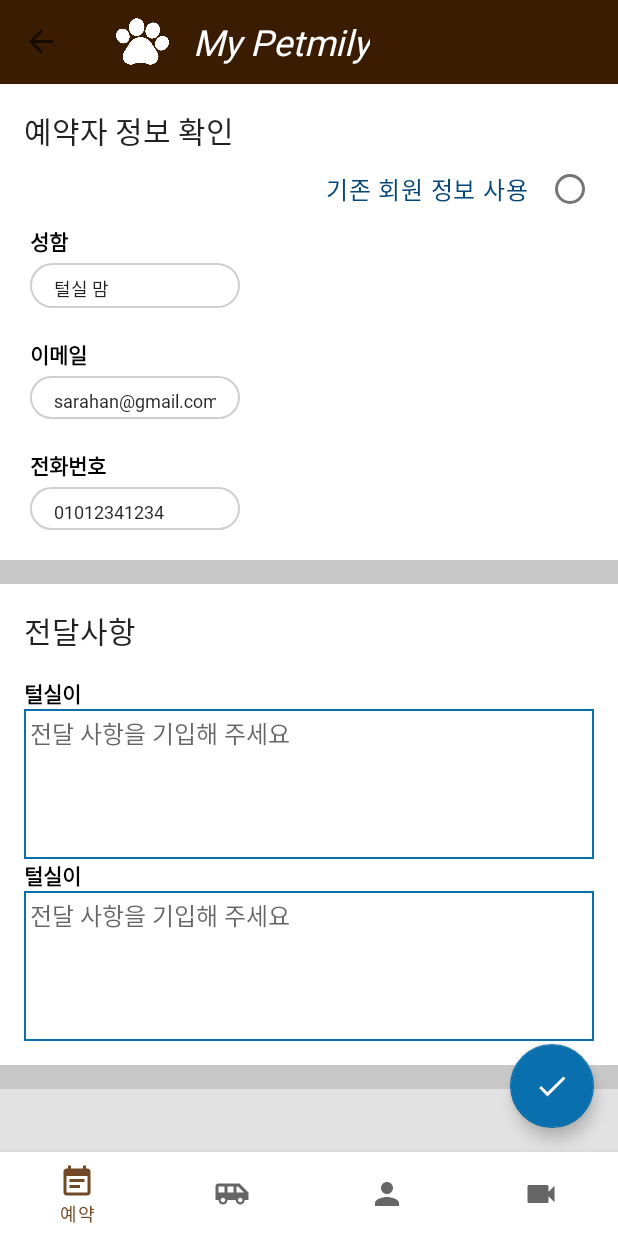
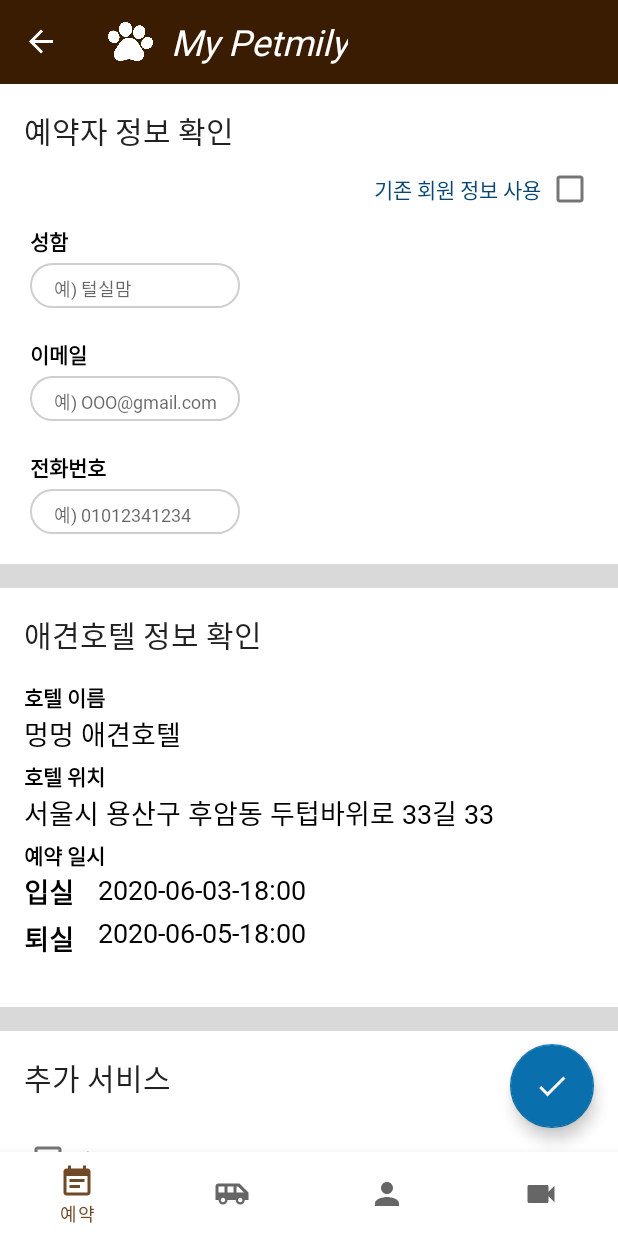
Before and after one commit to prography/6th-team3-android, an Android app: the ReservationDetailFragment screen opened through its navigation route, on a phone screen of 412 x 824 dp. Run offline under Robolectric (Android 15) with nearby library versions, the light colour scheme and no system bars; our stand-ins replace navigation-ui.

Commit message:
Update reservation fragment navigation logic

```diff
--- a/PetHotel/app/src/main/AndroidManifest.xml
+++ b/PetHotel/app/src/main/AndroidManifest.xml
@@ -43,7 +43,6 @@
 <!--             </intent-filter>-->
         </activity>
 
-        <activity android:name=".ui.mypage.MyPageFragment"></activity>
 
         <provider
             android:name="androidx.core.content.FileProvider"
--- a/PetHotel/app/src/main/java/com/prography/pethotel/ui/MainActivity.kt
+++ b/PetHotel/app/src/main/java/com/prography/pethotel/ui/MainActivity.kt
@@ -1,5 +1,6 @@
 package com.prography.pethotel.ui
 
+import android.graphics.PorterDuff
 import android.os.Bundle
 import androidx.appcompat.app.AppCompatActivity
 import androidx.lifecycle.LiveData
--- a/PetHotel/app/src/main/java/com/prography/pethotel/ui/reservation/ReservationDetailFragment.kt
+++ b/PetHotel/app/src/main/java/com/prography/pethotel/ui/reservation/ReservationDetailFragment.kt
@@ -5,7 +5,10 @@ import androidx.fragment.app.Fragment
 import android.view.LayoutInflater
 import android.view.View
 import android.view.ViewGroup
+import androidx.navigation.fragment.findNavController
 import com.prography.pethotel.R
+import kotlinx.android.synthetic.main.activity_main.*
+import kotlinx.android.synthetic.main.fragment_reservation_detail.*
 
 
 class ReservationDetailFragment : Fragment() {
@@ -18,7 +21,17 @@ class ReservationDetailFragment : Fragment() {
         val view = inflater.inflate(R.layout.fragment_reservation_detail, container, false)
         //TODO custom toolbar 만들기
 
+
         return view
     }
 
+    override fun onActivityCreated(savedInstanceState: Bundle?) {
+        super.onActivityCreated(savedInstanceState)
+
+        fab_reservation_detail_info_selected_ok.setOnClickListener {
+            //예약 정보를 전달하고 완료 화면으로 이동한다.
+            findNavController().navigate(R.id.action_reservationDetailFragment_to_reservationDoneFragment)
+        }
+    }
+
 }
--- /dev/null
+++ b/PetHotel/app/src/main/java/com/prography/pethotel/ui/reservation/ReservationDoneFragment.kt
@@ -0,0 +1,32 @@
+package com.prography.pethotel.ui.reservation
+
+import android.os.Bundle
+import androidx.fragment.app.Fragment
+import android.view.LayoutInflater
+import android.view.View
+import android.view.ViewGroup
+import androidx.activity.OnBackPressedCallback
+import androidx.navigation.fragment.findNavController
+import com.prography.pethotel.R
+import kotlinx.android.synthetic.main.activity_main.*
+
+
+class ReservationDoneFragment : Fragment() {
+
+    companion object{
+        val instance = ReservationDoneFragment()
+    }
+
+    override fun onCreate(savedInstanceState: Bundle?) {
+        super.onCreate(savedInstanceState)
+    }
+
+      override fun onCreateView(
+        inflater: LayoutInflater, container: ViewGroup?,
+        savedInstanceState: Bundle?
+    ): View? {
+        // Inflate the layout for this fragment
+        return inflater.inflate(R.layout.fragment_reservation_done, container, false)
+    }
+
+}
--- a/PetHotel/app/src/main/res/drawable/default_container.xml
+++ b/PetHotel/app/src/main/res/drawable/default_container.xml
@@ -11,4 +11,8 @@
         android:color="@android:color/white"
         />
 
+    <corners
+        android:radius="15dp"
+        />
+
 </shape>
--- a/PetHotel/app/src/main/res/drawable/edit_text_focused_background.xml
+++ b/PetHotel/app/src/main/res/drawable/edit_text_focused_background.xml
@@ -12,7 +12,7 @@
         />
 
     <corners
-        android:radius="25dp"
+        android:radius="15dp"
         />
 
     <padding
--- a/PetHotel/app/src/main/res/drawable/edit_text_normal_background.xml
+++ b/PetHotel/app/src/main/res/drawable/edit_text_normal_background.xml
@@ -12,7 +12,7 @@
         />
 
     <corners
-        android:radius="25dp"
+        android:radius="15dp"
         />
 
     <padding
--- /dev/null
+++ b/PetHotel/app/src/main/res/drawable/ic_baseline_arrow_back_24.xml
@@ -0,0 +1,5 @@
+<vector android:height="24dp" android:tint="#FFFFFF"
+    android:viewportHeight="24" android:viewportWidth="24"
+    android:width="24dp" xmlns:android="http://schemas.android.com/apk/res/android">
+    <path android:fillColor="@android:color/white" android:pathData="M20,11H7.83l5.59,-5.59L12,4l-8,8 8,8 1.41,-1.41L7.83,13H20v-2z"/>
+</vector>
--- a/PetHotel/app/src/main/res/layout/activity_main.xml
+++ b/PetHotel/app/src/main/res/layout/activity_main.xml
@@ -7,7 +7,8 @@
     android:orientation="vertical"
     tools:context=".ui.MainActivity">
 
-    <androidx.appcompat.widget.Toolbar
+    <com.google.android.material.appbar.MaterialToolbar
+        android:theme="@style/ThemeOverlay.AppCompat.Dark.ActionBar"
         android:id="@+id/main_toolbar"
         android:background="@color/petHotelPrimaryDark"
         android:layout_width="match_parent"
@@ -17,29 +18,28 @@
             android:orientation="horizontal"
             android:layout_width="match_parent"
             android:layout_height="wrap_content"
-            android:padding="5dp">
+            >
 
             <ImageView
                 android:src="@drawable/pet"
                 android:layout_gravity="center_vertical"
-                android:layout_width="35dp"
-                android:layout_height="35dp"/>
+                android:layout_width="30dp"
+                android:layout_height="30dp"/>
 
             <TextView
+                android:id="@+id/main_toolbar_title"
                 android:layout_width="wrap_content"
                 android:layout_height="wrap_content"
                 android:text="My Petmily"
                 android:textColor="@android:color/white"
                 style="@style/phHeadline5"
                 android:textStyle="italic"
-                android:layout_marginStart="16dp"
+                android:layout_marginStart="12dp"
                 android:layout_gravity="center_vertical"
                 />
         </LinearLayout>
 
-
-    </androidx.appcompat.widget.Toolbar>
-
+    </com.google.android.material.appbar.MaterialToolbar>
 
 
     <androidx.fragment.app.FragmentContainerView
@@ -54,6 +54,7 @@
         android:layout_width="match_parent"
         android:layout_height="wrap_content"
         app:menu="@menu/bottom_menu"
+        app:layout_behavior="com.google.android.material.behavior.HideBottomViewOnScrollBehavior"
         app:backgroundTint="@android:color/white"
         />
 
--- /dev/null
+++ b/PetHotel/app/src/main/res/layout/fragment_reservation_done.xml
@@ -0,0 +1,35 @@
+<?xml version="1.0" encoding="utf-8"?>
+<androidx.constraintlayout.widget.ConstraintLayout xmlns:android="http://schemas.android.com/apk/res/android"
+    xmlns:app="http://schemas.android.com/apk/res-auto"
+    xmlns:tools="http://schemas.android.com/tools"
+    android:layout_width="match_parent"
+    android:layout_height="match_parent"
+    tools:context=".ui.reservation.ReservationDoneFragment">
+
+    <ImageView
+        android:layout_width="150dp"
+        android:layout_height="150dp"
+        android:src="@drawable/mily_sleepy"
+        app:layout_constraintBottom_toTopOf="@+id/tv_reservation_done"
+        app:layout_constraintEnd_toEndOf="parent"
+        app:layout_constraintHorizontal_bias="0.5"
+        app:layout_constraintStart_toStartOf="parent"
+        app:layout_constraintTop_toTopOf="parent"
+        app:layout_constraintVertical_bias="0.9" />
+
+    <TextView
+        android:id="@+id/tv_reservation_done"
+        style="@style/phHeadline4"
+        android:layout_width="wrap_content"
+        android:layout_height="wrap_content"
+        android:text="예약 완료!"
+        android:textColor="@color/petHotelSecondaryDark"
+        app:layout_constraintBottom_toBottomOf="parent"
+        app:layout_constraintEnd_toEndOf="parent"
+        app:layout_constraintHorizontal_bias="0.5"
+        app:layout_constraintStart_toStartOf="parent"
+        app:layout_constraintTop_toTopOf="parent"
+        app:layout_constraintVertical_bias="0.6" />
+
+
+</androidx.constraintlayout.widget.ConstraintLayout>
--- /dev/null
+++ b/PetHotel/app/src/main/res/layout/reservation_checklist_layout.xml
@@ -0,0 +1,40 @@
+<?xml version="1.0" encoding="utf-8"?>
+<LinearLayout
+    xmlns:android="http://schemas.android.com/apk/res/android"
+    android:orientation="vertical"
+    android:padding="@dimen/padding_large_16dp"
+    android:background="@android:color/white"
+    android:layout_width="match_parent"
+    android:layout_height="wrap_content">
+
+
+    <TextView
+        android:text="추가 서비스"
+        android:layout_marginBottom="@dimen/margin_1x"
+        style="@style/phTitle"
+        android:layout_width="wrap_content"
+        android:layout_height="wrap_content"/>
+
+    <CheckBox android:id="@+id/checkbox_salon"
+        android:layout_width="match_parent"
+        android:layout_height="wrap_content"
+        android:outlineProvider="bounds"
+        android:text="미용"
+        />
+
+    <CheckBox android:id="@+id/checkbox_health_check"
+        android:layout_width="match_parent"
+        android:layout_height="wrap_content"
+        android:outlineProvider="bounds"
+        android:text="건강 검진"
+        />
+
+<!--    TODO 플러스 버튼을 누르면 동적으로 레이아웃을 추가하도록 한다. -->
+    <ImageButton
+        android:layout_gravity="center"
+        android:backgroundTint="@color/petHotelLightGrey"
+        android:src="@drawable/ic_add_white_24dp"
+        android:layout_width="wrap_content"
+        android:layout_height="wrap_content"
+        />
+</LinearLayout>
--- /dev/null
+++ b/PetHotel/app/src/main/res/layout/reservation_detail_check_hotel_layout.xml
@@ -0,0 +1,96 @@
+<?xml version="1.0" encoding="utf-8"?>
+<LinearLayout
+    xmlns:android="http://schemas.android.com/apk/res/android"
+    android:orientation="vertical"
+    android:padding="@dimen/padding_large_16dp"
+    android:background="@android:color/white"
+    android:layout_width="match_parent"
+    android:layout_height="wrap_content">
+
+    <TextView
+        android:text="애견호텔 정보 확인"
+        android:layout_marginBottom="@dimen/margin_1x"
+        style="@style/phTitle"
+        android:layout_width="wrap_content"
+        android:layout_height="wrap_content"/>
+
+    <TextView
+        android:text="호텔 이름"
+        android:textStyle="bold"
+        android:layout_width="wrap_content"
+        android:layout_height="wrap_content"/>
+
+    <TextView
+        android:text="멍멍 애견호텔"
+        android:textSize="18sp"
+        android:layout_marginBottom="@dimen/margin_0_5x"
+        android:layout_width="wrap_content"
+        android:layout_height="wrap_content"/>
+
+    <TextView
+        android:text="호텔 위치"
+        android:textStyle="bold"
+        android:layout_width="wrap_content"
+        android:layout_height="wrap_content"/>
+
+    <TextView
+        android:text="서울시 용산구 후암동 두텁바위로 33길 33"
+        android:textSize="18sp"
+        android:layout_marginBottom="@dimen/margin_0_5x"
+        android:layout_width="wrap_content"
+        android:layout_height="wrap_content"/>
+
+    <TextView
+        android:text="예약 일시"
+        android:textStyle="bold"
+        android:layout_width="wrap_content"
+        android:layout_height="wrap_content"/>
+
+
+    <RelativeLayout
+        android:layout_width="match_parent"
+        android:layout_height="wrap_content">
+    <TextView
+        android:id="@+id/tv_enter"
+        android:text="입실"
+        android:textStyle="bold"
+        android:textSize="18sp"
+        android:layout_marginBottom="@dimen/margin_0_5x"
+        android:layout_width="wrap_content"
+        android:layout_height="wrap_content"/>
+
+
+    <TextView
+        android:id="@+id/tv_enter_date_time_check"
+        android:text="2020-06-03-18:00"
+        android:textSize="18sp"
+        android:layout_toEndOf="@id/tv_enter"
+        android:layout_marginStart="@dimen/margin_1x"
+        android:layout_marginBottom="@dimen/margin_0_5x"
+        android:layout_width="wrap_content"
+        android:layout_height="wrap_content"/>
+
+    <TextView
+        android:id="@+id/tv_exit"
+        android:layout_below="@id/tv_enter"
+        android:text="퇴실"
+        android:textStyle="bold"
+        android:textSize="18sp"
+        android:layout_marginBottom="@dimen/margin_1x"
+        android:layout_width="wrap_content"
+        android:layout_height="wrap_content"/>
+
+    <TextView
+        android:id="@+id/tv_exit_date_time_check"
+        android:text="2020-06-05-18:00"
+        android:textSize="18sp"
+        android:layout_toEndOf="@id/tv_exit"
+        android:layout_below="@id/tv_enter_date_time_check"
+        android:layout_marginStart="@dimen/margin_1x"
+        android:layout_marginBottom="@dimen/margin_0_5x"
+        android:layout_width="wrap_content"
+        android:layout_height="wrap_content"/>
+
+    </RelativeLayout>
+
+</LinearLayout>
--- a/PetHotel/app/src/main/res/layout/reservation_detail_check_user_info_layout.xml
+++ b/PetHotel/app/src/main/res/layout/reservation_detail_check_user_info_layout.xml
@@ -18,12 +18,10 @@
         android:layout_width="wrap_content"
         android:layout_height="wrap_content"/>
 
-    <RadioButton
+    <CheckBox
         android:id="@+id/check_if_using_user_info"
         android:text="기존 회원 정보 사용 "
         android:textColor="@color/petHotelSecondaryDark"
-        android:textAppearance="?attr/textAppearanceBody1"
-        android:padding="@dimen/default_padding_8dp"
         android:layout_gravity="end"
         android:layoutDirection="rtl"
         android:textAlignment="textEnd"
@@ -43,7 +41,7 @@
     <EditText
         style="@style/phEditText"
         android:id="@+id/et_reservation_detail_user_name"
-        android:text="털실 맘"
+        android:hint="예) 털실맘"
         android:ems="10"
         android:inputType="textPersonName"
         android:layout_width="wrap_content"
@@ -62,7 +60,7 @@
     <EditText
         style="@style/phEditText"
         android:id="@+id/et_reservation_detail_user_email"
-        android:text="sarahan@gmail.com"
+        android:hint="예) OOO@gmail.com"
         android:ems="10"
         android:inputType="textEmailAddress"
         android:layout_width="wrap_content"
@@ -81,7 +79,7 @@
     <EditText
         style="@style/phEditText"
         android:id="@+id/et_reservation_detail_user_phone"
-        android:text="01012341234"
+        android:hint="예) 01012341234"
         android:ems="10"
         android:inputType="phone"
         android:layout_width="wrap_content"
--- a/PetHotel/app/src/main/res/layout/reservation_detail_deliver_msg_layout.xml
+++ b/PetHotel/app/src/main/res/layout/reservation_detail_deliver_msg_layout.xml
@@ -13,7 +13,7 @@
             android:layout_width="wrap_content"
             android:layout_height="wrap_content"
             android:layout_marginBottom="@dimen/margin_1x"
-            android:text="전달사항" />
+            android:text="추가 전달사항" />
 
         <!--    TODO 반려견 별로 전달 사항 기입할 수 있도록 하기
          동적으로 추가한다. -->
--- a/PetHotel/app/src/main/res/layout/reservation_detail_main_layout.xml
+++ b/PetHotel/app/src/main/res/layout/reservation_detail_main_layout.xml
@@ -18,11 +18,19 @@
             android:layout_height="wrap_content"
             android:layout_width="match_parent"/>
 
-        <include layout="@layout/reservation_detail_deliver_msg_layout"
+        <include layout="@layout/reservation_detail_check_hotel_layout"
             android:layout_marginBottom="@dimen/margin_1x"
             android:layout_height="wrap_content"
             android:layout_width="match_parent"/>
 
+        <include layout="@layout/reservation_checklist_layout"
+            android:layout_marginBottom="@dimen/margin_1x"
+            android:layout_height="wrap_content"
+            android:layout_width="match_parent"/>
+
+        <include layout="@layout/reservation_detail_deliver_msg_layout"
+            android:layout_height="wrap_content"
+            android:layout_width="match_parent"/>
 
 
     </LinearLayout>
--- a/PetHotel/app/src/main/res/layout/reservation_detail_pet_card.xml
+++ b/PetHotel/app/src/main/res/layout/reservation_detail_pet_card.xml
@@ -3,6 +3,7 @@
     xmlns:android="http://schemas.android.com/apk/res/android"
     android:layout_width="match_parent"
     android:layout_height="wrap_content">
+
 
     <TextView
         android:id="@+id/tv_reservation_detail_pet_name"
@@ -11,15 +12,23 @@
         android:layout_width="wrap_content"
         android:layout_height="wrap_content"/>
 
+    <TextView
+        android:id="@+id/tv_reservation_detail_pet_kind"
+        android:layout_toEndOf="@id/tv_reservation_detail_pet_name"
+        android:layout_marginStart="@dimen/margin_0_5x"
+        android:text="말티즈"
+        android:layout_width="wrap_content"
+        android:layout_height="wrap_content"/>
+
 
     <com.google.android.material.textfield.TextInputEditText
         android:id="@+id/et_reservation_detail_user_msg"
         android:layout_below="@id/tv_reservation_detail_pet_name"
-        android:background="@drawable/default_container"
-        android:padding="@dimen/padding_small_4dp"
+        android:background="@drawable/edit_text_background"
+        android:padding="@dimen/default_padding_8dp"
         android:hint="전달 사항을 기입해 주세요"
         android:gravity="start|top"
-        android:textSize="16sp"
+        android:textSize="12sp"
         android:layout_width="match_parent"
         android:layout_height="100dp"/>
 
--- a/PetHotel/app/src/main/res/navigation/reservation.xml
+++ b/PetHotel/app/src/main/res/navigation/reservation.xml
@@ -12,12 +12,30 @@
         tools:layout="@layout/fragment_reservation" >
         <action
             android:id="@+id/action_reservationFragment_to_reservationDetailFragment"
-            app:destination="@id/reservationDetailFragment" />
+            app:destination="@id/reservationDetailFragment"
+            app:enterAnim="@anim/fragment_open_enter" />
     </fragment>
     <fragment
         android:id="@+id/reservationDetailFragment"
         android:name="com.prography.pethotel.ui.reservation.ReservationDetailFragment"
         android:label="fragment_reservation_detail"
-        tools:layout="@layout/fragment_reservation_detail" />
+        tools:layout="@layout/fragment_reservation_detail" >
+        <action
+            android:id="@+id/action_reservationDetailFragment_to_reservationDoneFragment"
+            app:destination="@id/reservationDoneFragment"
+            app:enterAnim="@anim/fragment_open_enter" />
+    </fragment>
 
+    <fragment
+        android:id="@+id/reservationDoneFragment"
+        android:name="com.prography.pethotel.ui.reservation.ReservationDoneFragment"
+        android:label="fragment_reservation_done"
+        tools:layout="@layout/fragment_reservation_done" >
+        <action
+            android:id="@+id/action_reservationDoneFragment_to_reservationFragment2"
+            app:popUpTo="@id/reservationFragment"
+            app:popUpToInclusive="true"
+            app:destination="@id/reservationFragment" />
+    </fragment>
+<!--https://developer.android.com/guide/navigation/navigation-navigate#pop-->
 </navigation>
--- a/PetHotel/app/src/main/res/values/colors.xml
+++ b/PetHotel/app/src/main/res/values/colors.xml
@@ -4,7 +4,7 @@
     <color name="colorPrimaryDark">#3700B3</color>
     <color name="colorAccent">#03DAC5</color>
 
-    <color name="defaultBackgroundColor">#1D000000</color>
+    <color name="defaultBackgroundColor">#14000000</color>
 
     <color name="petHotelPrimary">#724926</color>
     <color name="petHotelPrimaryDark">#3A1C02</color>
```
